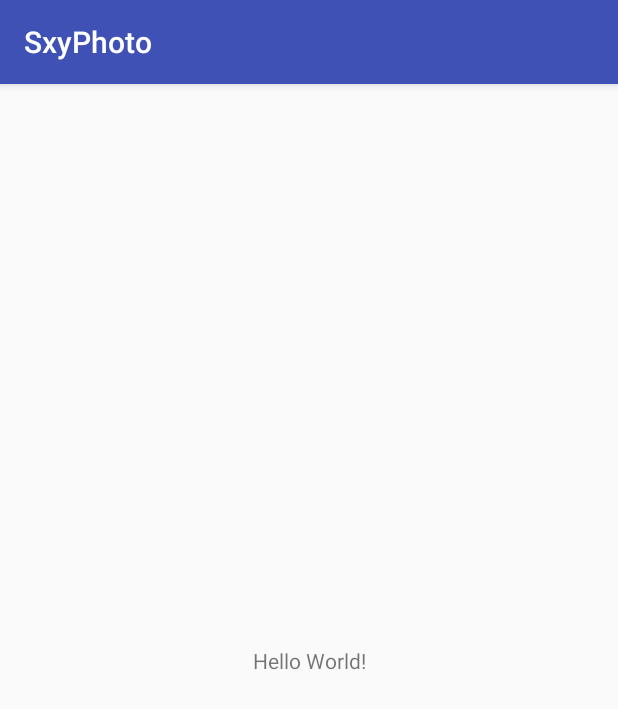
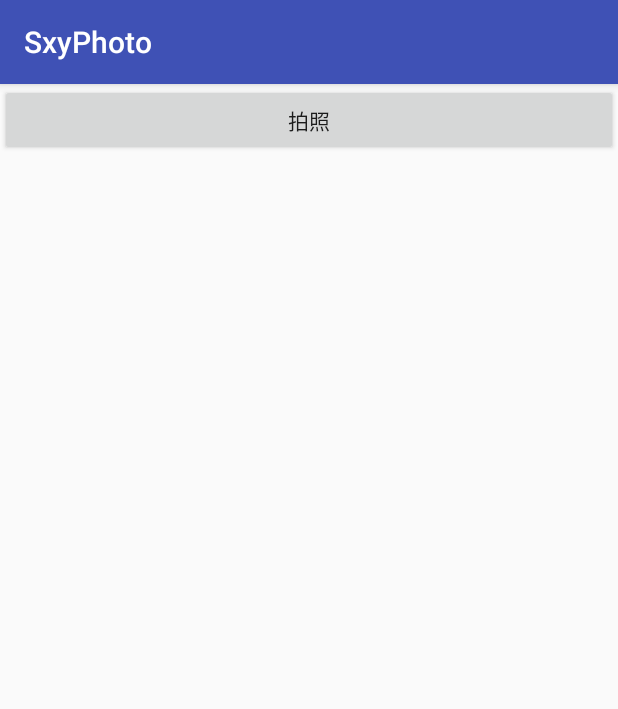
Before and after one commit to 736870598/SxyPhotoCore, an Android app: the screen it shows after launch (MainActivity), on a phone screen of 412 x 824 dp. Shown: the top 709 px of the screen. Run offline under Robolectric (Android 15) with nearby library versions, the phone set to English and light mode, and no system bars.

Commit message:
增加了拍照及权限申请功能

```diff
--- a/app/src/main/res/layout/activity_main.xml
+++ b/app/src/main/res/layout/activity_main.xml
@@ -1,18 +1,22 @@
 <?xml version="1.0" encoding="utf-8"?>
-<android.support.constraint.ConstraintLayout xmlns:android="http://schemas.android.com/apk/res/android"
+<LinearLayout xmlns:android="http://schemas.android.com/apk/res/android"
     xmlns:app="http://schemas.android.com/apk/res-auto"
     xmlns:tools="http://schemas.android.com/tools"
     android:layout_width="match_parent"
+    android:orientation="vertical"
     android:layout_height="match_parent"
     tools:context="com.sunxiaoyu.sxyphoto.MainActivity">
 
-    <TextView
+
+    <Button
+        android:onClick="takePhoto"
+        android:layout_width="match_parent"
+        android:layout_height="wrap_content"
+        android:text="拍照"/>
+
+    <ImageView
+        android:id="@+id/imageView"
         android:layout_width="wrap_content"
-        android:layout_height="wrap_content"
-        android:text="Hello World!"
-        app:layout_constraintBottom_toBottomOf="parent"
-        app:layout_constraintLeft_toLeftOf="parent"
-        app:layout_constraintRight_toRightOf="parent"
-        app:layout_constraintTop_toTopOf="parent" />
+        android:layout_height="wrap_content"/>
 
-</android.support.constraint.ConstraintLayout>
+</LinearLayout>
```
Also changed, not shown: PhotoCore/build.gradle (+8 -10 lines), PhotoCore/src/main/AndroidManifest.xml (+17 -1 lines), PhotoCore/src/main/java/com/sunxiaoyu/photocore/PhotoConfig.java (+6 -6 lines), PhotoCore/src/main/java/com/sunxiaoyu/photocore/SxyUtilsManager.java (renamed from PhotoCore/src/main/java/com/sunxiaoyu/photocore/SxyPhotoManager.java, +21 -8 lines), PhotoCore/src/main/java/com/sunxiaoyu/photocore/core/SxyTakePhotoAcivity.java (deleted, +0 -10 lines), PhotoCore/src/main/java/com/sunxiaoyu/photocore/core/SxyTakePhotoActivity.java (added, +66 -0 lines), app/build.gradle (+5 -9 lines), app/src/main/AndroidManifest.xml (+11 -0 lines), app/src/main/java/com/sunxiaoyu/sxyphoto/MainActivity.kt (+22 -0 lines), build.gradle (+4 -6 lines), gradle/wrapper/gradle-wrapper.properties.
